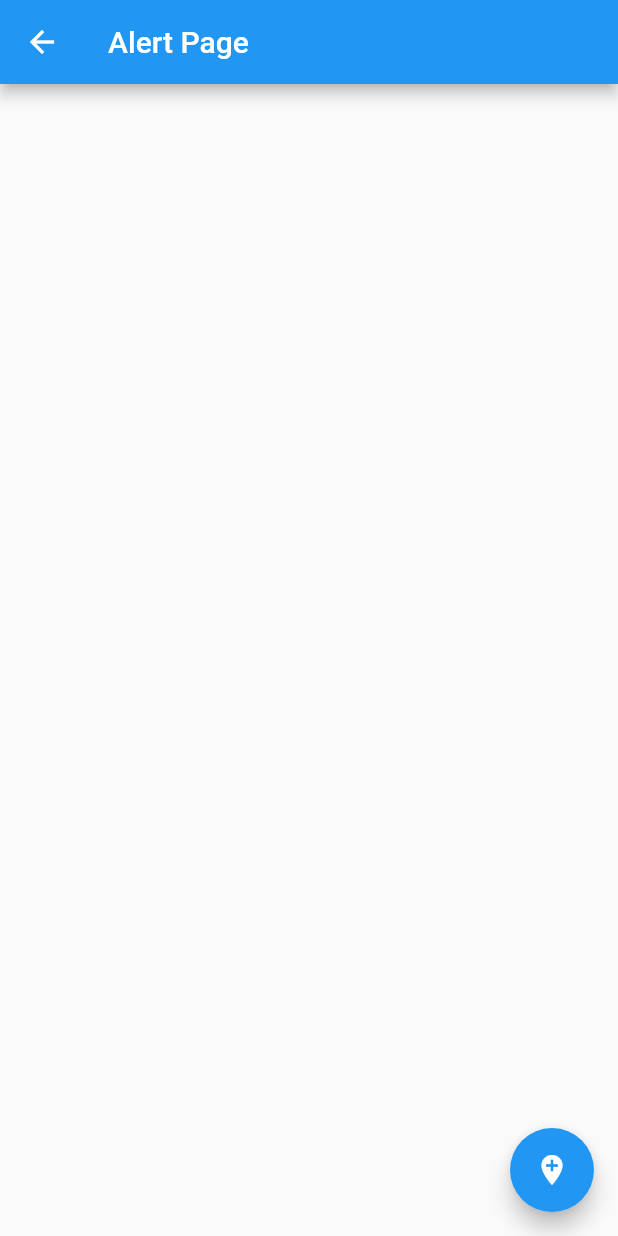
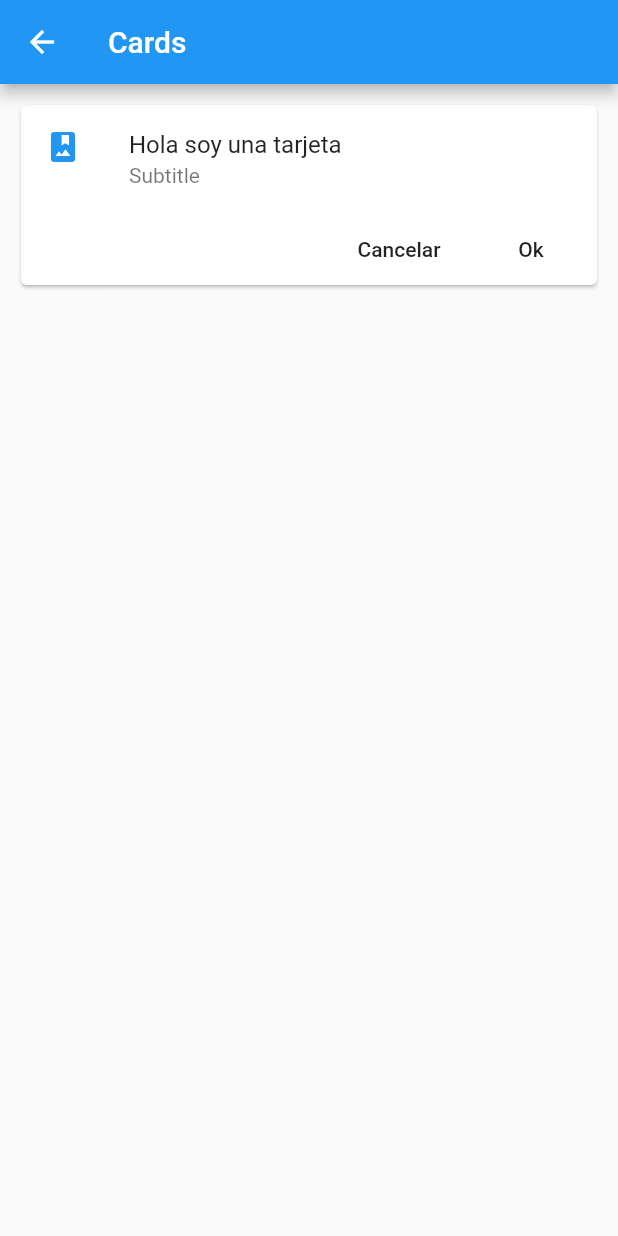
Before and after one commit to Larrygf02/flutter-componentes, a Flutter app: the screen it shows after launch, after a tap on "Cards - Tarjetas", on a phone screen of 412 x 824 dp. Run offline on Flutter 3.47's test engine with Material 2 defaults, Android fonts, the phone set to English and light mode, and no system bars.

Commit message:
Card Widget

```diff
--- /dev/null
+++ b/lib/src/pages/card_page.dart
@@ -0,0 +1,45 @@
+import 'package:flutter/material.dart';
+
+class CardPage extends StatelessWidget {
+  @override
+  Widget build(BuildContext context) {
+    return Scaffold(
+      appBar: AppBar(
+        title: Text('Cards'),
+      ),
+      body: ListView(
+        padding: EdgeInsets.all(10.0),
+        children: <Widget>[
+          _cardTipo1()
+        ],
+      ),
+    );
+  }
+
+  Widget _cardTipo1() {
+    return Card(
+      child: Column(
+        children: <Widget>[
+          ListTile(
+            title: Text('Hola soy una tarjeta'),
+            subtitle: Text('Subtitle'),
+            leading: Icon(Icons.photo_album, color: Colors.blue),
+          ),
+          Row(
+            mainAxisAlignment: MainAxisAlignment.end,
+            children: <Widget>[
+              FlatButton(
+                child: Text('Cancelar'),
+                onPressed: () {},
+              ),
+              FlatButton(
+                child: Text('Ok'),
+                onPressed: () {},
+              ),
+            ]
+          )
+        ]
+      ),
+    );
+  }
+}
--- a/lib/src/routes/routes.dart
+++ b/lib/src/routes/routes.dart
@@ -1,5 +1,6 @@
 import 'package:componentes/src/pages/alert_page.dart';
 import 'package:componentes/src/pages/avatar_page.dart';
+import 'package:componentes/src/pages/card_page.dart';
 import 'package:componentes/src/pages/home_page.dart';
 import 'package:flutter/material.dart';
 
@@ -7,6 +8,7 @@ Map<String, WidgetBuilder> getApplicationsRoutes() {
   return <String, WidgetBuilder> {
           '/': (BuildContext context) => HomePage(),
           'alert': (BuildContext context) => AlertPage(),
-          'avatar': (BuildContext context) => AvatarPage()
+          'avatar': (BuildContext context) => AvatarPage(),
+          'card': (BuildContext context) => CardPage(),
   };
 }
```
